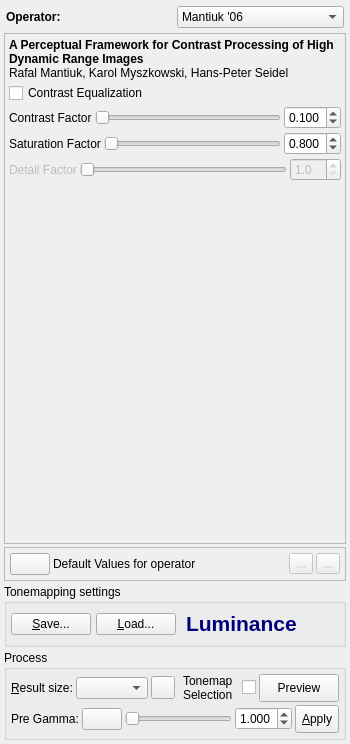
Above: forms/TonemappingPanel.ui from LuminanceHDR/LuminanceHDR before the change. Below: the same form after it.
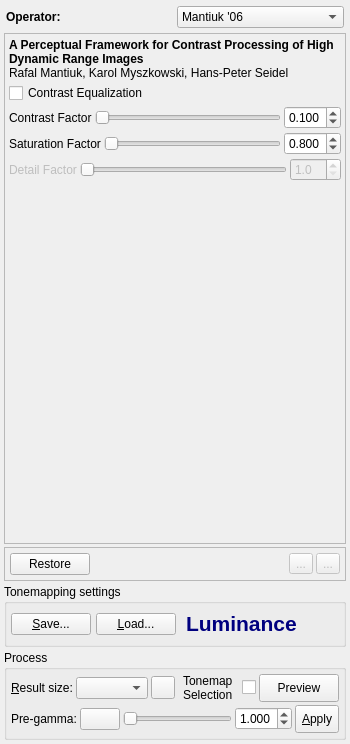
That is the form after the change. Icons and pictures are not drawn.

Commit message: "Hdr" -> "HDR image", "Tone mapping" -> "Tonemapping", docs updates/fixes, new statusbar messages, Preferences deweirdefication, more to follow

Diff of the .ui file:
```diff
--- a/forms/TonemappingPanel.ui
+++ b/forms/TonemappingPanel.ui
@@ -2029,7 +2029,7 @@
              <string>Restore operator's default values</string>
             </property>
             <property name="text" >
-             <string/>
+             <string>Restore</string>
             </property>
             <property name="icon" >
              <iconset resource="../icons.qrc" >
@@ -2043,13 +2043,6 @@
             </property>
            </widget>
           </item>
-          <item>
-           <widget class="QLabel" name="label_7" >
-            <property name="text" >
-             <string>Default Values for operator</string>
-            </property>
-           </widget>
-          </item>
           <item>
            <spacer>
             <property name="orientation" >
@@ -2410,7 +2403,7 @@
             <item>
              <widget class="QLabel" name="label_34" >
               <property name="text" >
-               <string>Pre Gamma:</string>
+               <string>Pre-gamma:</string>
               </property>
               <property name="margin" >
                <number>1</number>
```
Left out of the diff: 6 changed lines with no effect on the pictures. The commit also changes 15 other files.
